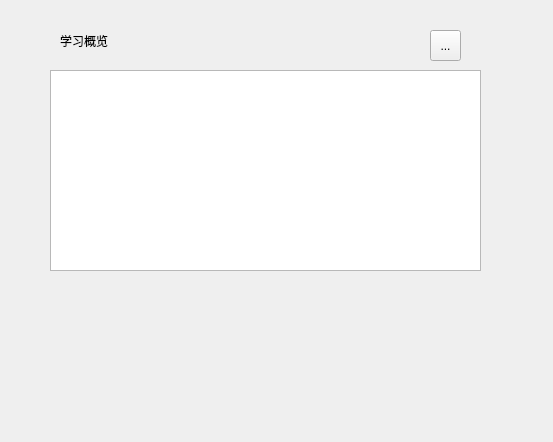
Qt form WordLite/userwidget.ui (Staaaaaaaaar/WordHub) before a commit.
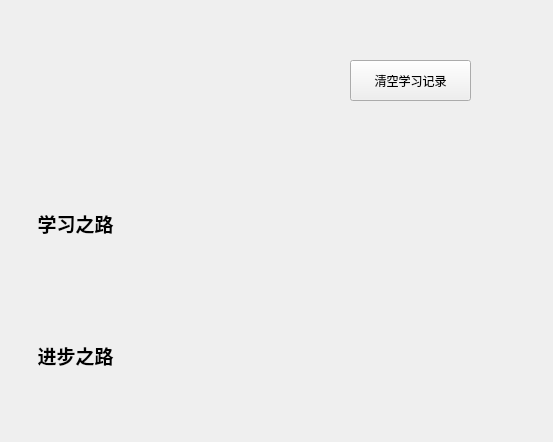
The same form after that commit. Icons and pictures are not drawn.

What changed in the file:
```diff
--- a/WordLite/userwidget.ui
+++ b/WordLite/userwidget.ui
@@ -13,43 +13,112 @@
   <property name="windowTitle">
    <string>Form</string>
   </property>
-  <widget class="QGraphicsView" name="graphicsView">
+  <widget class="QLabel" name="userLabel">
    <property name="geometry">
     <rect>
-     <x>50</x>
-     <y>70</y>
-     <width>431</width>
-     <height>201</height>
-    </rect>
-   </property>
-  </widget>
-  <widget class="QLabel" name="label">
-   <property name="geometry">
-    <rect>
-     <x>60</x>
-     <y>20</y>
-     <width>71</width>
-     <height>41</height>
-    </rect>
-   </property>
-   <property name="text">
-    <string>学习概览</string>
-   </property>
-  </widget>
-  <widget class="QToolButton" name="toolButton">
-   <property name="geometry">
-    <rect>
-     <x>430</x>
+     <x>40</x>
      <y>30</y>
-     <width>31</width>
+     <width>141</width>
+     <height>41</height>
+    </rect>
+   </property>
+   <property name="text">
+    <string/>
+   </property>
+  </widget>
+  <widget class="QLabel" name="accLabel">
+   <property name="geometry">
+    <rect>
+     <x>40</x>
+     <y>100</y>
+     <width>211</width>
+     <height>41</height>
+    </rect>
+   </property>
+   <property name="text">
+    <string/>
+   </property>
+  </widget>
+  <widget class="QWidget" name="dayWidget" native="true">
+   <property name="geometry">
+    <rect>
+     <x>150</x>
+     <y>170</y>
+     <width>355</width>
+     <height>110</height>
+    </rect>
+   </property>
+   <widget class="QWidget" name="widget_2" native="true">
+    <property name="geometry">
+     <rect>
+      <x>420</x>
+      <y>40</y>
+      <width>451</width>
+      <height>80</height>
+     </rect>
+    </property>
+   </widget>
+  </widget>
+  <widget class="QWidget" name="accWidget" native="true">
+   <property name="geometry">
+    <rect>
+     <x>150</x>
+     <y>300</y>
+     <width>355</width>
+     <height>110</height>
+    </rect>
+   </property>
+  </widget>
+  <widget class="QLabel" name="label">
+   <property name="geometry">
+    <rect>
+     <x>20</x>
+     <y>208</y>
+     <width>111</width>
      <height>31</height>
     </rect>
    </property>
    <property name="text">
-    <string>...</string>
+    <string>&lt;html&gt;&lt;head/&gt;&lt;body&gt;&lt;p align=&quot;center&quot;&gt;&lt;span style=&quot; font-size:14pt; font-weight:700;&quot;&gt;学习之路&lt;/span&gt;&lt;/p&gt;&lt;/body&gt;&lt;/html&gt;</string>
    </property>
-   <property name="icon">
-    <iconset theme="QIcon::ThemeIcon::ViewRestore"/>
+  </widget>
+  <widget class="QLabel" name="label_2">
+   <property name="geometry">
+    <rect>
+     <x>20</x>
+     <y>340</y>
+     <width>111</width>
+     <height>31</height>
+    </rect>
+   </property>
+   <property name="text">
+    <string>&lt;html&gt;&lt;head/&gt;&lt;body&gt;&lt;p align=&quot;center&quot;&gt;&lt;span style=&quot; font-size:14pt; font-weight:700;&quot;&gt;进步之路&lt;/span&gt;&lt;/p&gt;&lt;/body&gt;&lt;/html&gt;</string>
+   </property>
+  </widget>
+  <widget class="QToolButton" name="clearButton">
+   <property name="geometry">
+    <rect>
+     <x>350</x>
+     <y>60</y>
+     <width>121</width>
+     <height>41</height>
+    </rect>
+   </property>
+   <property name="text">
+    <string>清空学习记录</string>
+   </property>
+  </widget>
+  <widget class="QLabel" name="clearLabel">
+   <property name="geometry">
+    <rect>
+     <x>350</x>
+     <y>120</y>
+     <width>121</width>
+     <height>31</height>
+    </rect>
+   </property>
+   <property name="text">
+    <string/>
    </property>
   </widget>
  </widget>
```
